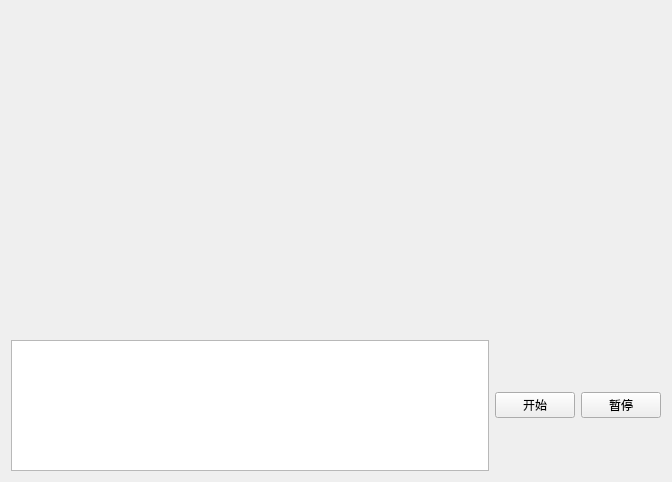
Before: the Qt Designer form Frontend/MapExploreSimSys/MESSWidgets/StatisticsWidget.ui in 2022SExSA/MapExploreSimSys, drawn with Qt 5.
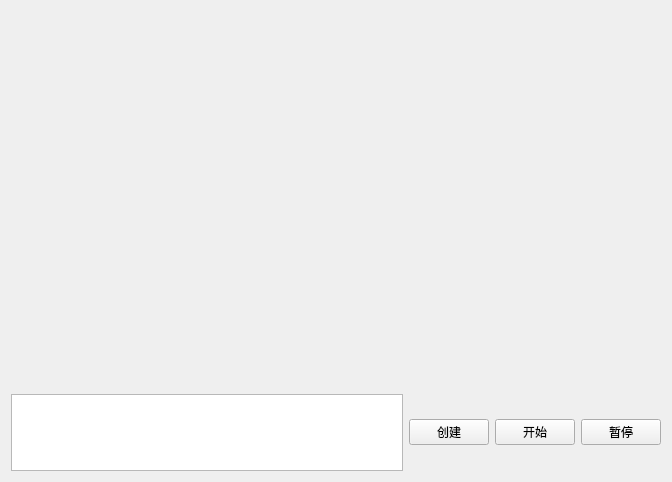
After: the same form once the commit is applied.

Commit message: Complete StatisticsConfig subsystem

Patch:
```diff
--- a/Frontend/MapExploreSimSys/MESSWidgets/StatisticsWidget.ui
+++ b/Frontend/MapExploreSimSys/MESSWidgets/StatisticsWidget.ui
@@ -13,29 +13,36 @@
   <property name="windowTitle">
    <string>Form</string>
   </property>
-  <layout class="QGridLayout" name="gridLayout_2" rowstretch="5,2">
+  <layout class="QGridLayout" name="gridLayout_2" rowstretch="5,1">
    <item row="0" column="0">
     <layout class="QHBoxLayout" name="horizontalLayout"/>
    </item>
    <item row="1" column="0">
     <layout class="QGridLayout" name="gridLayout">
-     <item row="0" column="2">
-      <widget class="QPushButton" name="stop_button">
-       <property name="text">
-        <string>暂停</string>
-       </property>
-      </widget>
-     </item>
      <item row="0" column="0">
       <widget class="QTableWidget" name="tableWidget"/>
      </item>
      <item row="0" column="1">
+      <widget class="QPushButton" name="begin_button_2">
+       <property name="text">
+        <string>创建</string>
+       </property>
+      </widget>
+     </item>
+     <item row="0" column="2">
       <widget class="QPushButton" name="begin_button">
        <property name="text">
         <string>开始</string>
        </property>
       </widget>
      </item>
+     <item row="0" column="3">
+      <widget class="QPushButton" name="stop_button">
+       <property name="text">
+        <string>暂停</string>
+       </property>
+      </widget>
+     </item>
     </layout>
    </item>
   </layout>
```
The commit also changes 5 other files.
